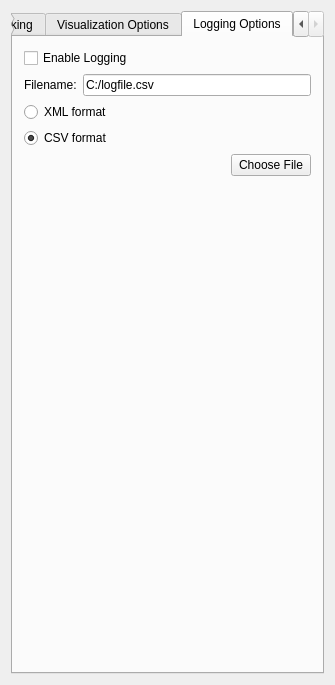
Old version of the form Modules/Bundles/org.mitk.gui.qt.igttrackingtoolbox/src/internal/QmitkMITKIGTTrackingToolboxViewControls.ui in the repository MITK/MITK.
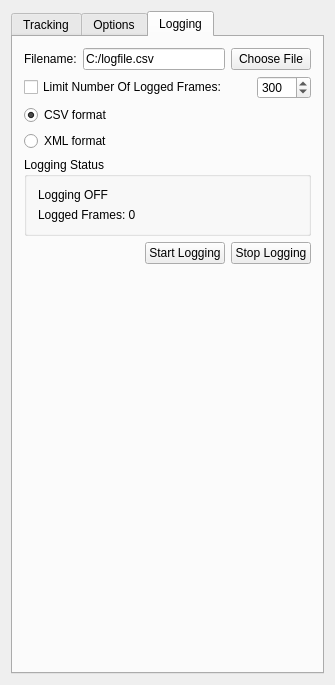
New version of the form. The open tabs and pages were chosen to show the change. Custom widgets are drawn as their Qt base class.

Commit message: added new features to tracking toolbox: updated rate / improved logging

The edit to the form file:
```diff
--- a/Modules/Bundles/org.mitk.gui.qt.igttrackingtoolbox/src/internal/QmitkMITKIGTTrackingToolboxViewControls.ui
+++ b/Modules/Bundles/org.mitk.gui.qt.igttrackingtoolbox/src/internal/QmitkMITKIGTTrackingToolboxViewControls.ui
@@ -215,7 +215,7 @@
      </widget>
      <widget class="QWidget" name="tab_2">
       <attribute name="title">
-       <string>Visualization Options</string>
+       <string>Options</string>
       </attribute>
       <layout class="QVBoxLayout" name="verticalLayout_7">
        <item>
@@ -242,16 +242,9 @@
      </widget>
      <widget class="QWidget" name="tab_3">
       <attribute name="title">
-       <string>Logging Options</string>
+       <string>Logging</string>
       </attribute>
-      <layout class="QVBoxLayout" name="verticalLayout_6">
-       <item>
-        <widget class="QCheckBox" name="m_EnableLogging">
-         <property name="text">
-          <string>Enable Logging</string>
-         </property>
-        </widget>
-       </item>
+      <layout class="QVBoxLayout" name="verticalLayout_8">
        <item>
         <layout class="QHBoxLayout" name="horizontalLayout_4">
          <item>
@@ -268,14 +261,51 @@
            </property>
           </widget>
          </item>
+         <item>
+          <widget class="QPushButton" name="m_ChooseFile">
+           <property name="text">
+            <string>Choose File</string>
+           </property>
+          </widget>
+         </item>
         </layout>
        </item>
        <item>
-        <widget class="QRadioButton" name="m_xmlFormat">
-         <property name="text">
-          <string>XML format</string>
-         </property>
-        </widget>
+        <layout class="QHBoxLayout" name="horizontalLayout_7">
+         <item>
+          <widget class="QCheckBox" name="m_LoggingLimit">
+           <property name="text">
+            <string>Limit Number Of Logged Frames:</string>
+           </property>
+          </widget>
+         </item>
+         <item>
+          <spacer name="horizontalSpacer_6">
+           <property name="orientation">
+            <enum>Qt::Horizontal</enum>
+           </property>
+           <property name="sizeHint" stdset="0">
+            <size>
+             <width>40</width>
+             <height>20</height>
+            </size>
+           </property>
+          </spacer>
+         </item>
+         <item>
+          <widget class="QSpinBox" name="m_LoggedFramesLimit">
+           <property name="minimum">
+            <number>1</number>
+           </property>
+           <property name="maximum">
+            <number>9999</number>
+           </property>
+           <property name="value">
+            <number>300</number>
+           </property>
+          </widget>
+         </item>
+        </layout>
        </item>
        <item>
         <widget class="QRadioButton" name="m_csvFormat">
@@ -287,6 +317,36 @@
          </property>
         </widget>
        </item>
+       <item>
+        <widget class="QRadioButton" name="m_xmlFormat">
+         <property name="text">
+          <string>XML format</string>
+         </property>
+        </widget>
+       </item>
+       <item>
+        <widget class="QGroupBox" name="groupBox_4">
+         <property name="title">
+          <string>Logging Status</string>
+         </property>
+         <layout class="QVBoxLayout" name="verticalLayout_6">
+          <item>
+           <widget class="QLabel" name="m_LoggingLabel">
+            <property name="text">
+             <string>Logging OFF</string>
+            </property>
+           </widget>
+          </item>
+          <item>
+           <widget class="QLabel" name="m_LoggedFramesLabel">
+            <property name="text">
+             <string>Logged Frames: 0</string>
+            </property>
+           </widget>
+          </item>
+         </layout>
+        </widget>
+       </item>
        <item>
         <layout class="QHBoxLayout" name="horizontalLayout_5">
          <item>
@@ -303,9 +363,16 @@
           </spacer>
          </item>
          <item>
-          <widget class="QPushButton" name="m_ChooseFile">
+          <widget class="QPushButton" name="m_StartLogging">
            <property name="text">
-            <string>Choose File</string>
+            <string>Start Logging</string>
+           </property>
+          </widget>
+         </item>
+         <item>
+          <widget class="QPushButton" name="m_StopLogging">
+           <property name="text">
+            <string>Stop Logging</string>
            </property>
           </widget>
          </item>
```
Left out of the diff: 39 changed lines with no effect on the pictures. The commit also changes 2 other files.
